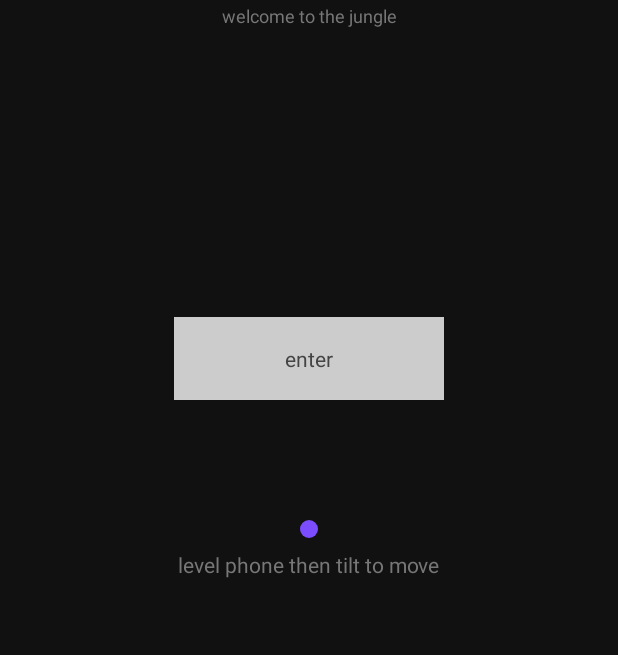
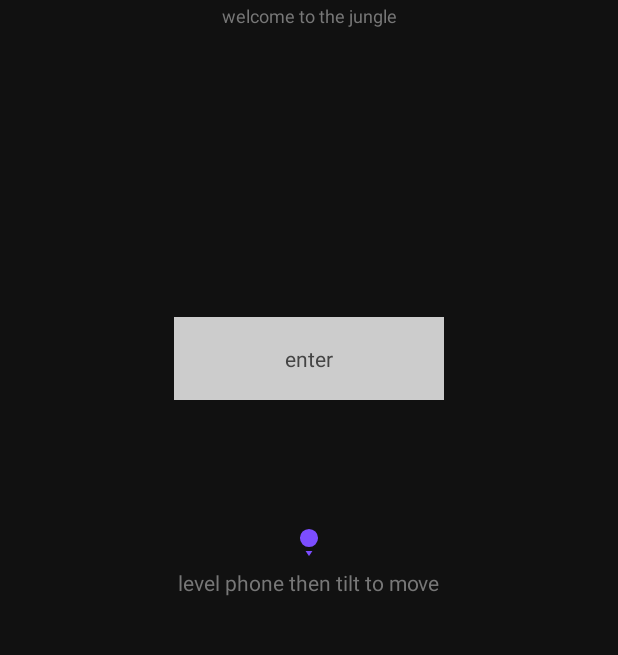
Before and after one commit to JonahStarling/LostLantern, an Android app: the screen it shows after launch (MainMenuActivity), on a phone screen of 412 x 824 dp, the part 259-914 px from its top. Run offline under Robolectric (Android 15) with nearby library versions, the light colour scheme and no system bars.

Commit message:
Added Movement Indicator
Added a movement indicator to the player and also pulled out some the code into a seperate class. Got to keep it pretty.

```diff
--- a/LostLantern/app/src/main/java/com/jonahstarling/lostlantern/PlayerView.kt
+++ b/LostLantern/app/src/main/java/com/jonahstarling/lostlantern/PlayerView.kt
@@ -1,11 +1,10 @@
 package com.jonahstarling.lostlantern
 
 import android.content.Context
-import android.graphics.Canvas
-import android.graphics.Color
-import android.graphics.Paint
+import android.graphics.*
 import android.util.AttributeSet
 import android.view.View
+
 
 /**
  * Created by jonah on 11/11/17.
@@ -16,17 +15,39 @@ class PlayerView : View {
     constructor(context: Context, attrs: AttributeSet?) : this(context, attrs, 0)
     constructor(context: Context, attrs: AttributeSet?, defStyleAttr: Int) : super(context, attrs, defStyleAttr)
 
-    var centerX = 0f
-    var centerY = 0f
-    var radius = 0f
-    private val paint = Paint()
+    private var centerX = 0f
+    private var centerY = 0f
+    private var radius = 0f
+    private val paint = Paint(Paint.ANTI_ALIAS_FLAG)
+    private val path = Path()
+    var angle: Double = Math.PI / 2
 
     override fun onDraw(canvas: Canvas) {
         super.onDraw(canvas)
         centerX = canvas.width/2f
         centerY = canvas.height/2f
-        radius = centerX
+        radius = canvas.width/4f
+
         paint.color = Color.parseColor("#7C4DFF")
+        paint.strokeWidth = 0.1f
+        paint.style = Paint.Style.FILL_AND_STROKE
+        paint.isAntiAlias = true
+
+        path.reset()
+        val topX = (centerX + (radius * 2.0) * Math.cos(angle)).toFloat()
+        val topY = (centerY + (radius * 2.0) * Math.sin(angle)).toFloat()
+        val leftX = (centerX + (radius * 2.0 - radius/2) * Math.cos(angle-0.25)).toFloat()
+        val leftY = (centerY + (radius * 2.0 - radius/2) * Math.sin(angle-0.25)).toFloat()
+        val rightX = (centerX + (radius * 2.0 - radius/2) * Math.cos(angle+0.25)).toFloat()
+        val rightY = (centerY + (radius * 2.0 - radius/2) * Math.sin(angle+0.25)).toFloat()
+        path.fillType = Path.FillType.EVEN_ODD
+        path.moveTo(topX, topY)
+        path.lineTo(leftX, leftY)
+        path.lineTo(rightX, rightY)
+        path.lineTo(topX, topY)
+        path.close()
+
+        canvas.drawPath(path, paint)
         canvas.drawCircle(centerX, centerY, radius, paint)
     }
 
--- a/LostLantern/app/src/main/res/layout/fragment_main_menu.xml
+++ b/LostLantern/app/src/main/res/layout/fragment_main_menu.xml
@@ -47,8 +47,8 @@
 
     <com.jonahstarling.lostlantern.PlayerView
         android:id="@+id/player"
-        android:layout_width="12dp"
-        android:layout_height="12dp"
+        android:layout_width="24dp"
+        android:layout_height="24dp"
         android:layout_marginTop="80dp"
         android:layout_centerHorizontal="true"
         android:layout_below="@+id/enterGate"/>
```
Also changed, not shown: LostLantern/app/src/main/java/com/jonahstarling/lostlantern/MainMenuFragment.kt (+13 -36 lines), LostLantern/app/src/main/java/com/jonahstarling/lostlantern/PlayerMovement.kt (added, +36 -0 lines).
